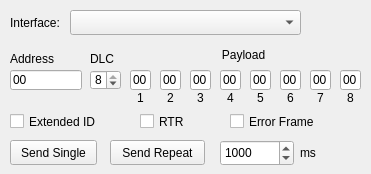
Above: src/window/RawTxWindow/RawTxWindow.ui from wjcloudy/cangaroo before the change. Below: the same form after it.
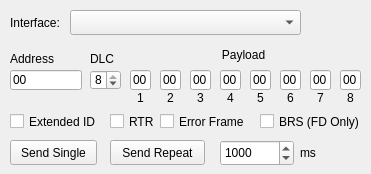
That is the form after the change.

Commit message: RawTX BRS checkbox enabled/disabled depending on FD capability

```diff
--- a/src/window/RawTxWindow/RawTxWindow.ui
+++ b/src/window/RawTxWindow/RawTxWindow.ui
@@ -443,7 +443,7 @@
   <widget class="QCheckBox" name="checkBox_IsRTR">
    <property name="geometry">
     <rect>
-     <x>140</x>
+     <x>110</x>
      <y>110</y>
      <width>54</width>
      <height>23</height>
@@ -469,7 +469,7 @@
   <widget class="QCheckBox" name="checkBox_IsErrorFrame">
    <property name="geometry">
     <rect>
-     <x>230</x>
+     <x>160</x>
      <y>110</y>
      <width>106</width>
      <height>23</height>
@@ -502,6 +502,19 @@
     <string>Interface:</string>
    </property>
   </widget>
+  <widget class="QCheckBox" name="checkbox_BRS">
+   <property name="geometry">
+    <rect>
+     <x>260</x>
+     <y>110</y>
+     <width>106</width>
+     <height>23</height>
+    </rect>
+   </property>
+   <property name="text">
+    <string>BRS (FD Only)</string>
+   </property>
+  </widget>
  </widget>
  <resources/>
  <connections/>
```
The commit also changes 2 other files.
